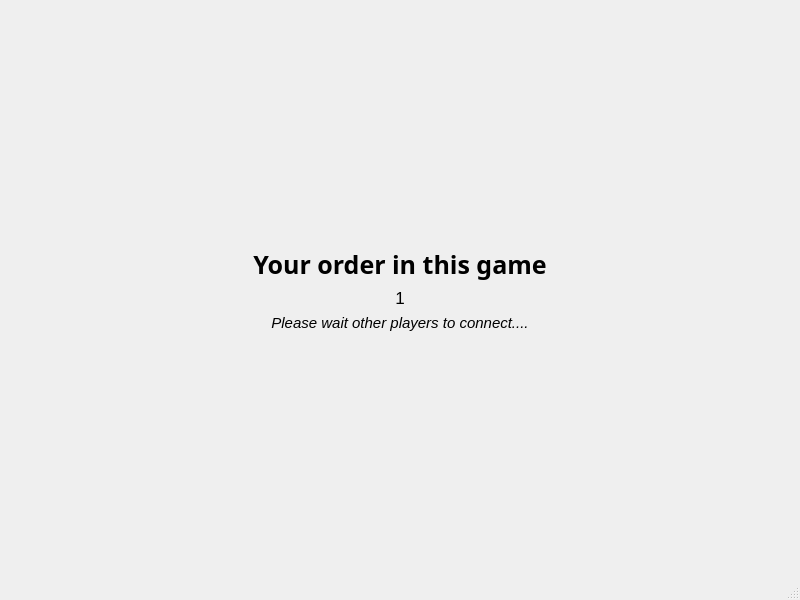
Above: mainwindow.ui from dehjaza2001/CS469_lab1 before the change. Below: the same form after it.
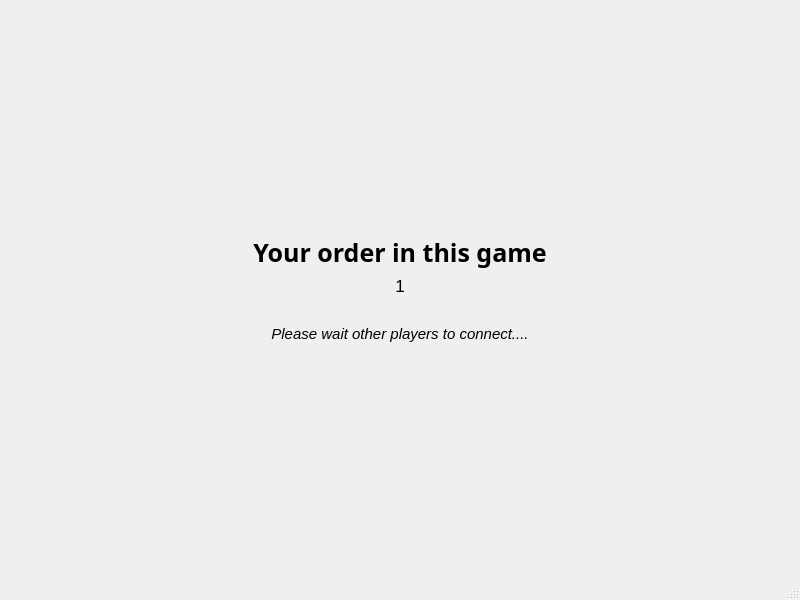
That is the form after the change. The open tabs and pages were chosen to show the change.

The edit to the form file:
```diff
--- a/mainwindow.ui
+++ b/mainwindow.ui
@@ -281,7 +281,7 @@
       </widget>
       <widget class="QWidget" name="page_3">
        <layout class="QGridLayout" name="gridLayout_5">
-        <item row="4" column="0">
+        <item row="5" column="0">
          <spacer name="verticalSpacer_7">
           <property name="orientation">
            <enum>Qt::Vertical</enum>
@@ -294,39 +294,6 @@
           </property>
          </spacer>
         </item>
-        <item row="1" column="0">
-         <widget class="QLabel" name="label">
-          <property name="font">
-           <font>
-            <family>Yu Mincho</family>
-            <pointsize>19</pointsize>
-            <bold>true</bold>
-           </font>
-          </property>
-          <property name="text">
-           <string>Your order in this game</string>
-          </property>
-          <property name="alignment">
-           <set>Qt::AlignCenter</set>
-          </property>
-         </widget>
-        </item>
-        <item row="3" column="0">
-         <widget class="QLabel" name="label_3">
-          <property name="font">
-           <font>
-            <pointsize>11</pointsize>
-            <italic>true</italic>
-           </font>
-          </property>
-          <property name="text">
-           <string>Please wait other players to connect....</string>
-          </property>
-          <property name="alignment">
-           <set>Qt::AlignCenter</set>
-          </property>
-         </widget>
-        </item>
         <item row="2" column="0">
          <widget class="QLabel" name="PlayerOrder">
           <property name="font">
@@ -342,6 +309,39 @@
           </property>
          </widget>
         </item>
+        <item row="4" column="0">
+         <widget class="QLabel" name="label_3">
+          <property name="font">
+           <font>
+            <pointsize>11</pointsize>
+            <italic>true</italic>
+           </font>
+          </property>
+          <property name="text">
+           <string>Please wait other players to connect....</string>
+          </property>
+          <property name="alignment">
+           <set>Qt::AlignCenter</set>
+          </property>
+         </widget>
+        </item>
+        <item row="1" column="0">
+         <widget class="QLabel" name="label">
+          <property name="font">
+           <font>
+            <family>Yu Mincho</family>
+            <pointsize>19</pointsize>
+            <bold>true</bold>
+           </font>
+          </property>
+          <property name="text">
+           <string>Your order in this game</string>
+          </property>
+          <property name="alignment">
+           <set>Qt::AlignCenter</set>
+          </property>
+         </widget>
+        </item>
         <item row="0" column="0">
          <spacer name="verticalSpacer_8">
           <property name="orientation">
@@ -355,6 +355,22 @@
           </property>
          </spacer>
         </item>
+        <item row="3" column="0">
+         <widget class="QLabel" name="ques">
+          <property name="font">
+           <font>
+            <pointsize>11</pointsize>
+            <italic>true</italic>
+           </font>
+          </property>
+          <property name="text">
+           <string/>
+          </property>
+          <property name="alignment">
+           <set>Qt::AlignCenter</set>
+          </property>
+         </widget>
+        </item>
        </layout>
       </widget>
       <widget class="QWidget" name="page_4">
```
Left out of the diff: 24 changed lines with no effect on the pictures.
